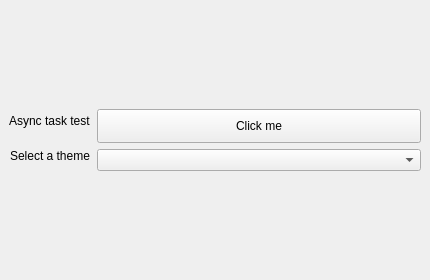
Old version of the form app/ui/main_window.ui in the repository SHIINASAMA/pyside_template.
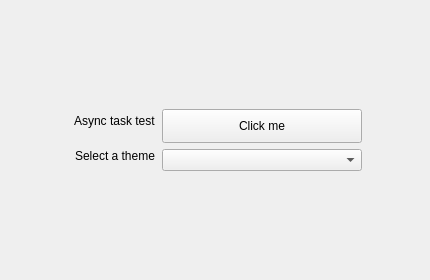
New version of the form.

Commit message: set localized window title and limit control max width

Patch:
```diff
--- a/app/ui/main_window.ui
+++ b/app/ui/main_window.ui
@@ -37,6 +37,12 @@
         <height>0</height>
        </size>
       </property>
+      <property name="maximumSize">
+       <size>
+        <width>200</width>
+        <height>16777215</height>
+       </size>
+      </property>
       <property name="text">
        <string>Click me</string>
       </property>
@@ -69,6 +75,12 @@
         <height>0</height>
        </size>
       </property>
+      <property name="maximumSize">
+       <size>
+        <width>200</width>
+        <height>16777215</height>
+       </size>
+      </property>
       <property name="layoutDirection">
        <enum>Qt::LayoutDirection::LeftToRight</enum>
       </property>
```
The commit also changes 1 other file.
